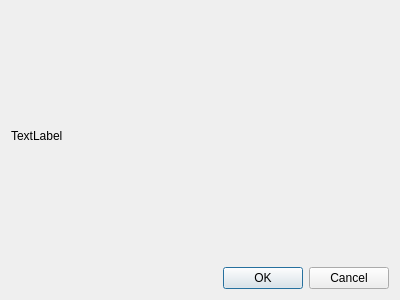
Above: src/corelayers/simpleabout/simpleaboutdialog.ui from euroelessar/qutim before the change. Below: the same form after it.
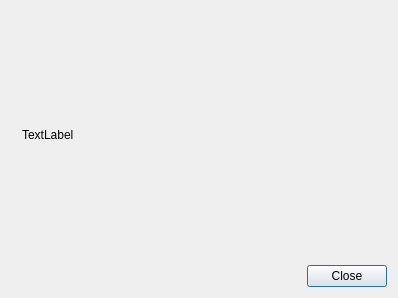
That is the form after the change.

Commit message: About dialog polishing

What changed in the file:
```diff
--- a/src/corelayers/simpleabout/simpleaboutdialog.ui
+++ b/src/corelayers/simpleabout/simpleaboutdialog.ui
@@ -6,8 +6,8 @@
    <rect>
     <x>0</x>
     <y>0</y>
-    <width>400</width>
-    <height>300</height>
+    <width>398</width>
+    <height>298</height>
    </rect>
   </property>
   <property name="windowTitle">
@@ -15,10 +15,32 @@
   </property>
   <layout class="QGridLayout" name="gridLayout">
    <item row="0" column="0">
-    <widget class="QLabel" name="label">
-     <property name="text">
-      <string>TextLabel</string>
+    <widget class="QScrollArea" name="scrollArea">
+     <property name="frameShape">
+      <enum>QFrame::NoFrame</enum>
      </property>
+     <property name="widgetResizable">
+      <bool>true</bool>
+     </property>
+     <widget class="QWidget" name="scrollAreaWidgetContents">
+      <property name="geometry">
+       <rect>
+        <x>0</x>
+        <y>0</y>
+        <width>386</width>
+        <height>253</height>
+       </rect>
+      </property>
+      <layout class="QVBoxLayout" name="verticalLayout">
+       <item>
+        <widget class="QLabel" name="label">
+         <property name="text">
+          <string>TextLabel</string>
+         </property>
+        </widget>
+       </item>
+      </layout>
+     </widget>
     </widget>
    </item>
    <item row="1" column="0">
@@ -27,7 +49,7 @@
       <enum>Qt::Horizontal</enum>
      </property>
      <property name="standardButtons">
-      <set>QDialogButtonBox::Cancel|QDialogButtonBox::Ok</set>
+      <set>QDialogButtonBox::Close</set>
      </property>
     </widget>
    </item>
```
Left out of the diff: 2 changed lines with no effect on the pictures. The commit also changes 7 other files.
